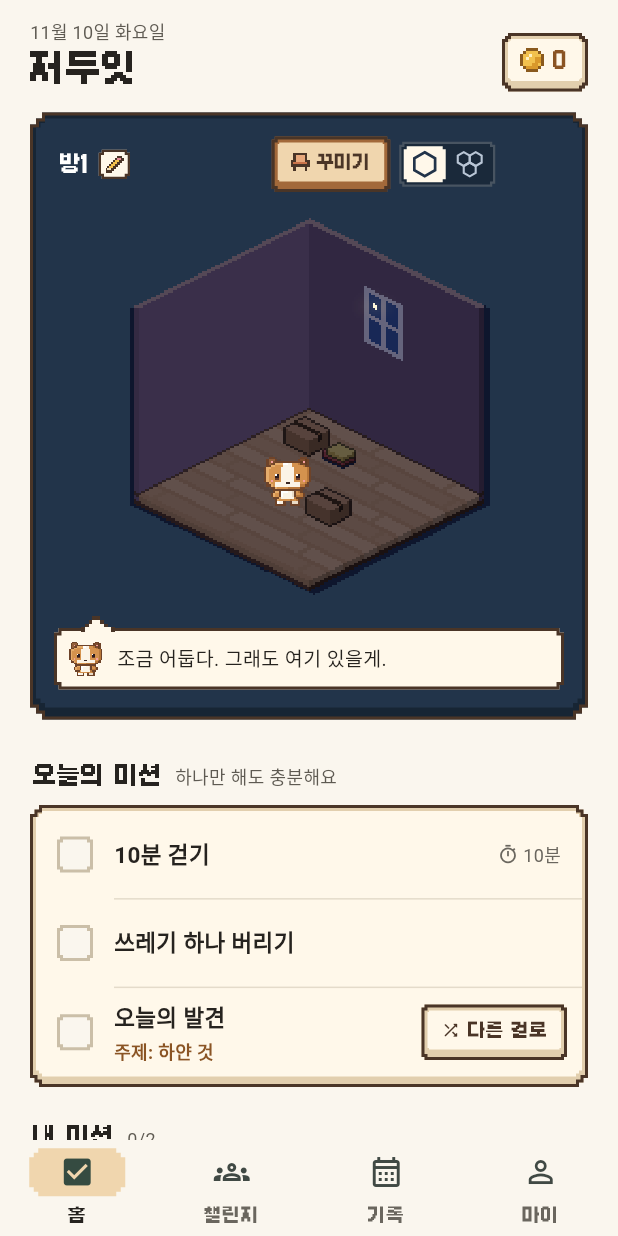
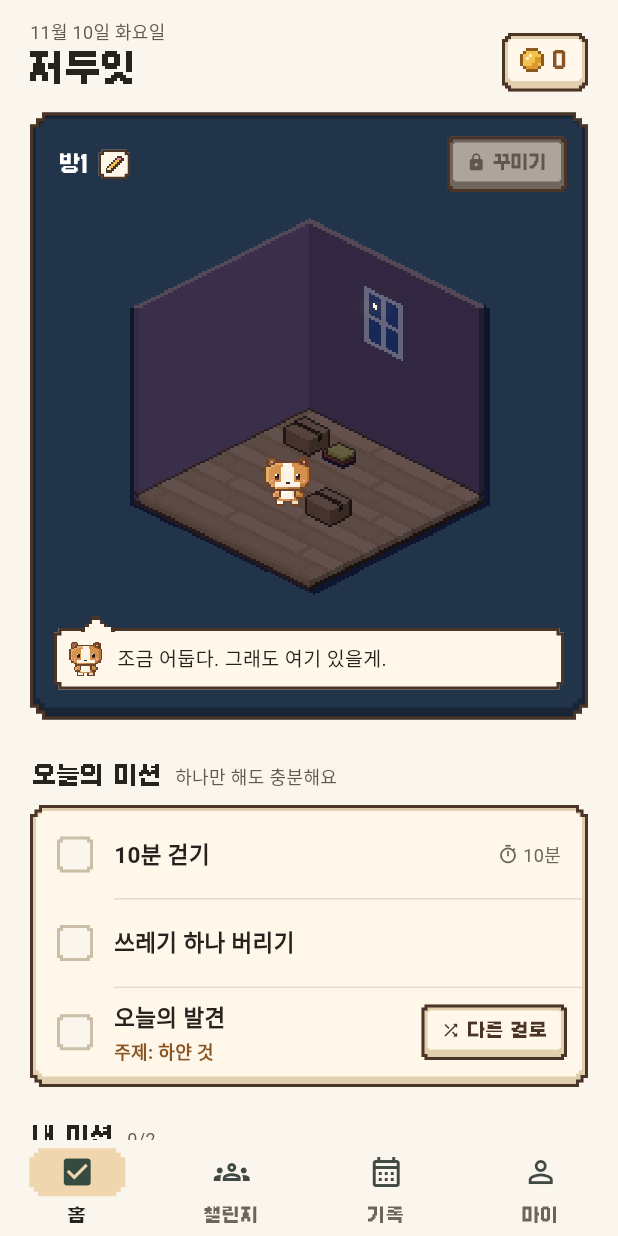
Before and after one commit to thingjae85/jedoit, a Flutter app: the screen it shows after launch, on a phone screen of 412 x 824 dp. Run offline on Flutter 3.47's test engine with Material 3 defaults, Android fonts, the phone set to English and light mode, and no system bars; our stand-ins replace image_picker, qr_flutter, shared_preferences, supabase_flutter, video_player, web; accounts and stored records are empty.

Commit message:
홈: 꾸미기 잠금 버튼, 방이 하나면 벌집 보기 숨김, 사진 액자 옮기기·보관
- 꾸미기가 열리기 전엔 자물쇠가 달린 흐린 버튼. 누르면 언제 열리는지 알려 주고 상점은 구경할 수 있다
- 방2가 열리기 전엔 하나만 보기/벌집 보기 버튼을 숨긴다
- 꾸미기·보기 버튼을 카드 오른쪽 끝에 붙인다 (이름 쪽 Flexible과 Spacer가 남는 자리를 나눠 가져 생기던 빈칸)
- 미션 사진 액자를 왼쪽 벽 물건으로: 끌어서 옮기고 보관함에 넣었다 꺼낼 수 있다 (방마다 저장)

Co-Authored-By: Claude Opus 5.5 <noreply@anthropic.com>
Claude-Session: https://claude.ai/code/session_01Qy4bv7sRLpwNrroTqa21jF

```diff
--- a/lib/models/layout.dart
+++ b/lib/models/layout.dart
@@ -71,7 +71,8 @@ String furnitureKey(String id) => 'f:$id';
 String decorKey(String id) => 'd:$id';
 
 /// 지금 방에 놓인 것들 (보관함에 넣은 가구와 아직 안 생긴 가구는 빼고).
-List<PlacedThing> thingsIn(String roomId, int stage, DecorData data) {
+/// [photo]면 미션 사진 액자도 건다.
+List<PlacedThing> thingsIn(String roomId, int stage, DecorData data, {bool photo = false}) {
   final art = kRoomArt[roomId];
   if (art == null) return const [];
   final layout = data.layoutOf(roomId);
@@ -91,8 +92,39 @@ List<PlacedThing> thingsIn(String roomId, int stage, DecorData data) {
       if (t != null) out.add(t);
     }
   }
+  if (photo && !layout.stored.contains(photoFrameId)) {
+    final frame = photoThing(kFrameY, kFrameZ);
+    final at = layout.furniture[photoFrameId] ?? freeSpot(roomId, stage, out, frame, preferA: kFrameY, preferB: kFrameZ);
+    if (at != null) out.add(frame.at(at.$1, at.$2));
+  }
   return out;
 }
+
+/// 미션 사진을 거는 액자. 가구처럼 방마다 왼쪽 벽 아무 데나 옮기거나 보관함에 넣는다.
+const photoFrameId = 'photo';
+
+/// 액자 크기: 테두리 1칸 + 사진 8×8칸.
+const int kFrameCells = 10;
+
+/// 처음 거는 자리 (왼쪽 벽 y, z).
+const int kFrameY = 3;
+const int kFrameZ = 20;
+
+/// 액자 그림이 차지하는 사각형을 [kFrameY], [kFrameZ] 자리 기준으로 (그림은 앱에서 칸마다 그린다).
+final Sprite kFrameSprite = Sprite(
+  '',
+  (kRoomOriginX - 2 * (kFrameY + kFrameCells) - 2).round(),
+  (kRoomOriginY + kFrameY - 2 * (kFrameZ + kFrameCells) + 1).round(),
+  2 * kFrameCells,
+  3 * kFrameCells,
+);
+
+/// 액자를 왼쪽 벽 (y, z) 칸에 걸었을 때.
+PlacedThing photoThing(int a, int b) => PlacedThing(
+      key: furnitureKey(photoFrameId), id: photoFrameId, name: '사진 액자', isDecor: false, wall: true, flat: false,
+      a: a, b: b, w: kFrameCells, d: kFrameCells, day: kFrameSprite, night: kFrameSprite,
+      refA: kFrameY, refB: kFrameZ,
+    );
 
 /// 산 소품 하나를 (a, b)에 놓았을 때.
 PlacedThing? decorThing(String itemId, int a, int b) {
--- a/lib/screens/home_screen.dart
+++ b/lib/screens/home_screen.dart
@@ -431,6 +431,26 @@ class _HomeScreenState extends State<HomeScreen> {
     );
     if (go != true || !mounted) return;
     await _openDecor(SpaceState.of(count), 'bedroom', isNightTime(DateTime.now()));
+  }
+
+  /// 잠긴 꾸미기를 눌렀을 때: 언제 열리는지 알려 주고, 상점은 미리 구경할 수 있게.
+  Future<void> _showDecorLocked(SpaceState state, String roomId, bool night) async {
+    final shop = await showDialog<bool>(
+      context: context,
+      builder: (ctx) => AlertDialog(
+        icon: const Icon(Icons.lock_rounded, color: JdColors.wood, size: 32),
+        title: const Text('아직 잠겨 있어요', textAlign: TextAlign.center),
+        content: const Text(
+          '오늘의 미션을 하나 해 보세요.\n상자가 치워지면 꾸미기가 열려요.\n\n상점은 지금도 구경하고 미리 사 둘 수 있어요.',
+          textAlign: TextAlign.center,
+        ),
+        actions: [
+          TextButton(onPressed: () => Navigator.of(ctx).pop(true), child: const Text('상점 구경하기')),
+          FilledButton(onPressed: () => Navigator.of(ctx).pop(false), child: const Text('알겠어요')),
+        ],
+      ),
+    );
+    if (shop == true && mounted) await _openDecor(state, roomId, night);
   }
 
   Future<void> _openDecor(SpaceState state, String roomId, bool night) async {
@@ -721,13 +741,16 @@ class _HomeScreenState extends State<HomeScreen> {
             state: state,
             shownRoom: shown,
             pinned: _prefs.pinnedRoom != null && state.isOpen(_prefs.pinnedRoom!),
-            hiveView: _prefs.hiveView,
+            // 방이 하나뿐일 땐 벌집 보기가 없다.
+            hiveView: _prefs.hiveView && state.stages.length > 1,
             buddy: buddy,
             photo: _framePixels,
             line: _reaction ?? buddyIdleLine(state, shown, doneToday: todayRecords.isNotEmpty, night: night),
             night: night,
             decor: _prefs.decor,
-            onDecorate: () => _openDecor(state, shown, night),
+            onDecorate: canDecorate(shown, state.stageOf(shown))
+                ? () => _openDecor(state, shown, night)
+                : () => _showDecorLocked(state, shown, night),
             onRename: () => _renameRoom(shown),
             change: _change,
             letter: letters.isEmpty ? null : letters.first,
@@ -984,6 +1007,10 @@ class _RoomCard extends StatelessWidget {
             padding: const EdgeInsets.fromLTRB(16, 12, 10, 0),
             child: Row(
               children: [
+                // 이름 쪽이 남는 자리를 다 가져가서 꾸미기·보기 버튼이 오른쪽 끝에 붙는다.
+                Expanded(
+                  child: Row(
+                    children: [
                 Flexible(
                   child: hiveView
                       ? Text('내 공간', style: gameText(size: 14, color: Colors.white))
@@ -1002,17 +1029,32 @@ class _RoomCard extends StatelessWidget {
                     ),
                   ),
                 ],
-                const Spacer(),
-                if (!hiveView) ...[
-                  GameButton(
-                    small: true,
-                    label: '꾸미기',
-                    icon: TabGlyphs.furniture(size: 12),
-                    onTap: onDecorate,
+                    ],
                   ),
+                ),
+                const SizedBox(width: 8),
+                if (!hiveView)
+                  canDecorate(shownRoom, state.stageOf(shownRoom))
+                      ? GameButton(
+                          small: true,
+                          label: '꾸미기',
+                          icon: TabGlyphs.furniture(size: 12),
+                          onTap: onDecorate,
+                        )
+                      // 아직 잠긴 꾸미기: 흐린 색에 자물쇠. 누르면 언제 열리는지 알려 준다.
+                      : GameButton(
+                          key: const Key('decorLocked'),
+                          small: true,
+                          label: '꾸미기',
+                          icon: const Icon(Icons.lock_rounded, size: 13, color: Color(0xFF5E564F)),
+                          color: const Color(0xFFADA59B),
+                          lip: const Color(0xFF6F675F),
+                          textColor: const Color(0xFF5E564F),
+                          onTap: onDecorate,
+                        ),
+                if (state.stages.length > 1) ...[
                   const SizedBox(width: 6),
-                ],
-                _CardButton(
+                  _CardButton(
                   padding: const EdgeInsets.all(3),
                   child: Row(
                     mainAxisSize: MainAxisSize.min,
@@ -1033,6 +1075,7 @@ class _RoomCard extends StatelessWidget {
                     ],
                   ),
                 ),
+                ],
               ],
             ),
           ),
```
Also changed, not shown: lib/screens/decor_screen.dart (+12 -3 lines), lib/widgets/space_view.dart (+61 -27 lines), 1 other file.
